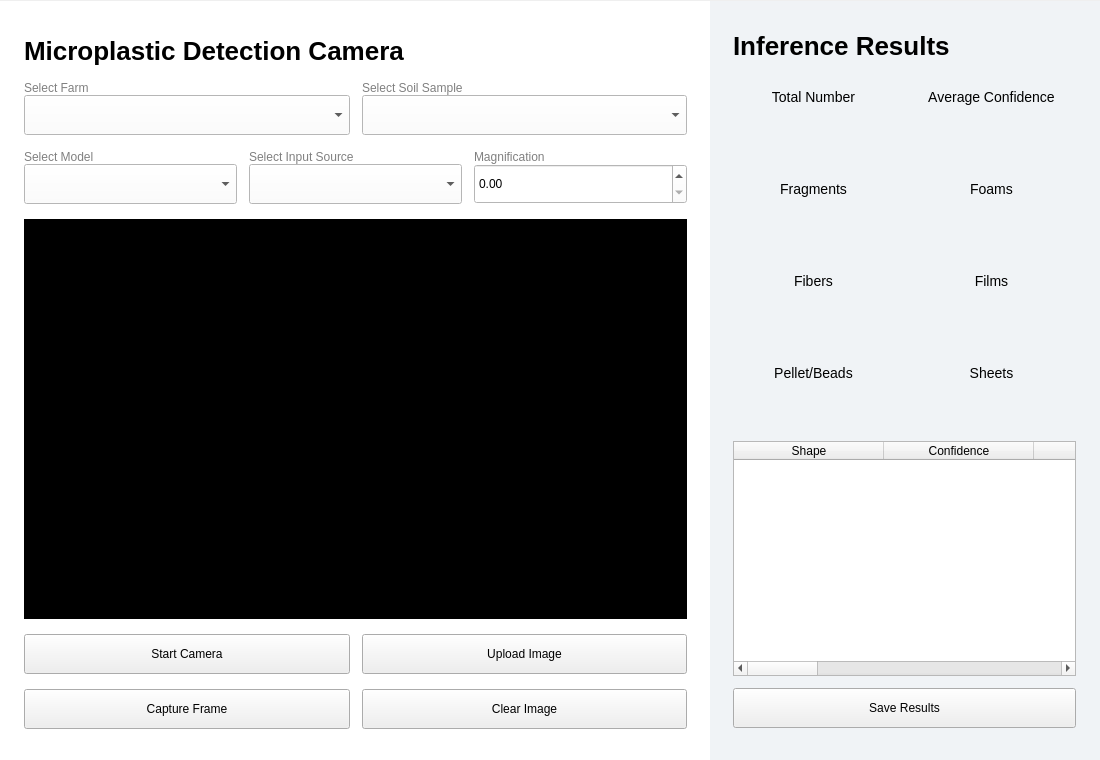
The window that mpcamera/layouts/cameraPage.ui (AkunoCode/MP-Camera) describes before a commit, drawn with Qt 5.
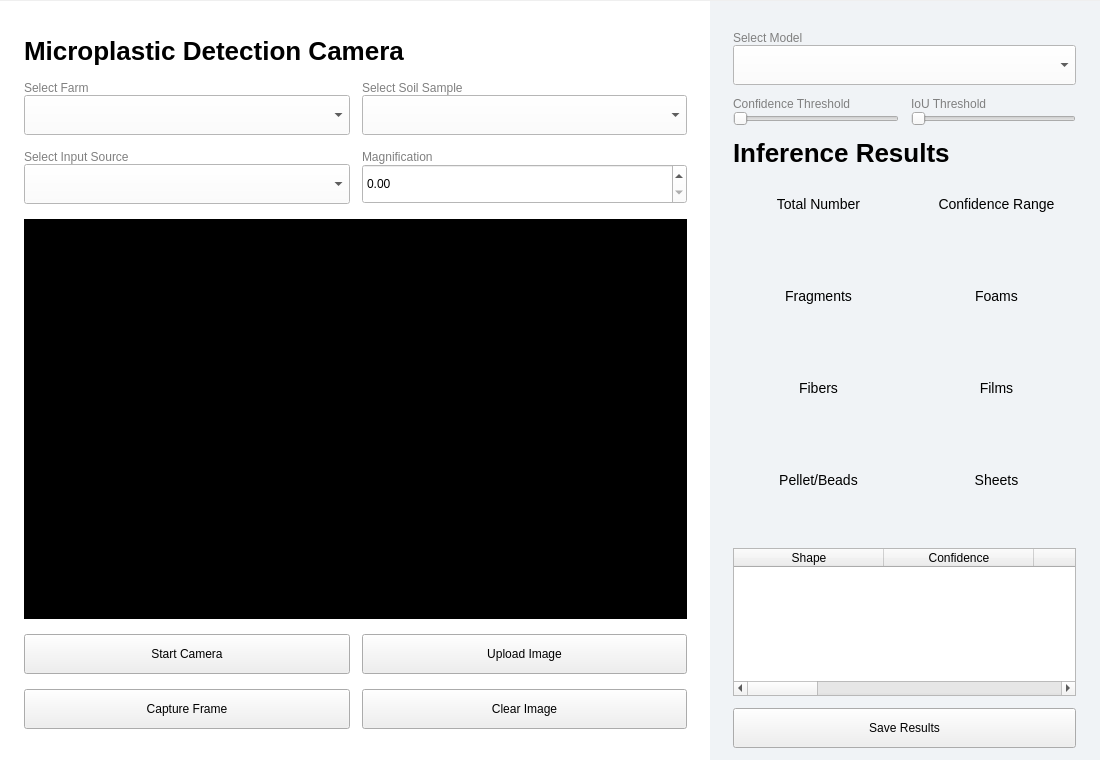
The same window after the commit. Icons and pictures are not drawn.

Commit message: feat: Refactor CameraPage layout to include model selection and confidence thresholds

The edit to the form file:
```diff
--- a/mpcamera/layouts/cameraPage.ui
+++ b/mpcamera/layouts/cameraPage.ui
@@ -348,50 +348,6 @@
          </item>
          <item>
           <layout class="QHBoxLayout" name="horizontalLayout_4">
-           <item>
-            <layout class="QVBoxLayout" name="model">
-             <property name="spacing">
-              <number>0</number>
-             </property>
-             <item>
-              <widget class="QLabel" name="label_5">
-               <property name="sizePolicy">
-                <sizepolicy hsizetype="Fixed" vsizetype="Fixed">
-                 <horstretch>0</horstretch>
-                 <verstretch>0</verstretch>
-                </sizepolicy>
-               </property>
-               <property name="styleSheet">
-                <string notr="true">QLabel {
-color:gray;
-}</string>
-               </property>
-               <property name="text">
-                <string>Select Model</string>
-               </property>
-              </widget>
-             </item>
-             <item>
-              <widget class="QComboBox" name="modelCombo">
-               <property name="minimumSize">
-                <size>
-                 <width>0</width>
-                 <height>40</height>
-                </size>
-               </property>
-               <property name="styleSheet">
-                <string notr="true">QComboBox{
-background-color:white;
-color:black;
-}</string>
-               </property>
-               <property name="frame">
-                <bool>true</bool>
-               </property>
-              </widget>
-             </item>
-            </layout>
-           </item>
            <item>
             <layout class="QVBoxLayout" name="verticalLayout_3">
              <property name="spacing">
@@ -608,7 +564,7 @@
           <x>-1</x>
           <y>-2</y>
           <width>391</width>
-          <height>761</height>
+          <height>781</height>
          </rect>
         </property>
         <layout class="QVBoxLayout" name="verticalLayout_17">
@@ -628,7 +584,128 @@
           <number>32</number>
          </property>
          <item>
-          <widget class="QLabel" name="label_7">
+          <layout class="QVBoxLayout" name="model">
+           <property name="spacing">
+            <number>0</number>
+           </property>
+           <item>
+            <widget class="QLabel" name="label_5">
+             <property name="sizePolicy">
+              <sizepolicy hsizetype="Fixed" vsizetype="Fixed">
+               <horstretch>0</horstretch>
+               <verstretch>0</verstretch>
+              </sizepolicy>
+             </property>
+             <property name="styleSheet">
+              <string notr="true">QLabel {
+color:gray;
+}</string>
+             </property>
+             <property name="text">
+              <string>Select Model</string>
+             </property>
+            </widget>
+           </item>
+           <item>
+            <widget class="QComboBox" name="modelCombo">
+             <property name="minimumSize">
+              <size>
+               <width>0</width>
+               <height>40</height>
+              </size>
+             </property>
+             <property name="styleSheet">
+              <string notr="true">QComboBox{
+background-color:white;
+color:black;
+}</string>
+             </property>
+             <property name="frame">
+              <bool>true</bool>
+             </property>
+            </widget>
+           </item>
+          </layout>
+         </item>
+         <item>
+          <layout class="QHBoxLayout" name="horizontalLayout">
+           <property name="spacing">
+            <number>12</number>
+           </property>
+           <property name="topMargin">
+            <number>0</number>
+           </property>
+           <property name="rightMargin">
+            <number>0</number>
+           </property>
+           <item>
+            <layout class="QVBoxLayout" name="model_2">
+             <property name="spacing">
+              <number>0</number>
+             </property>
+             <item>
+              <widget class="QLabel" name="label_7">
+               <property name="sizePolicy">
+                <sizepolicy hsizetype="Fixed" vsizetype="Fixed">
+                 <horstretch>0</horstretch>
+                 <verstretch>0</verstretch>
+                </sizepolicy>
+               </property>
+               <property name="styleSheet">
+                <string notr="true">QLabel {
+color:gray;
+}</string>
+               </property>
+               <property name="text">
+                <string>Confidence Threshold</string>
+               </property>
+              </widget>
+             </item>
+             <item>
+              <widget class="QSlider" name="confidenceSlider">
+               <property name="orientation">
+                <enum>Qt::Horizontal</enum>
+               </property>
+              </widget>
+             </item>
+            </layout>
+           </item>
+           <item>
+            <layout class="QVBoxLayout" name="model_3">
+             <property name="spacing">
+              <number>0</number>
+             </property>
+             <item>
+              <widget class="QLabel" name="label_11">
+               <property name="sizePolicy">
+                <sizepolicy hsizetype="Fixed" vsizetype="Fixed">
+                 <horstretch>0</horstretch>
+                 <verstretch>0</verstretch>
+                </sizepolicy>
+               </property>
+               <property name="styleSheet">
+                <string notr="true">QLabel {
+color:gray;
+}</string>
+               </property>
+               <property name="text">
+                <string>IoU Threshold</string>
+               </property>
+              </widget>
+             </item>
+             <item>
+              <widget class="QSlider" name="iouSlider">
+               <property name="orientation">
+                <enum>Qt::Horizontal</enum>
+               </property>
+              </widget>
+             </item>
+            </layout>
+           </item>
+          </layout>
+         </item>
+         <item>
+          <widget class="QLabel" name="label_9">
            <property name="sizePolicy">
             <sizepolicy hsizetype="Minimum" vsizetype="Fixed">
              <horstretch>0</horstretch>
@@ -674,7 +751,7 @@
                <rect>
                 <x>0</x>
                 <y>0</y>
-                <width>161</width>
+                <width>171</width>
                 <height>84</height>
                </rect>
               </property>
@@ -759,7 +836,7 @@
                <rect>
                 <x>0</x>
                 <y>0</y>
-                <width>161</width>
+                <width>171</width>
                 <height>84</height>
                </rect>
               </property>
@@ -785,7 +862,7 @@
 }</string>
                  </property>
                  <property name="text">
-                  <string>Average Confidence</string>
+                  <string>Confidence Range</string>
                  </property>
                  <property name="alignment">
                   <set>Qt::AlignCenter</set>
@@ -848,7 +925,7 @@
                <rect>
                 <x>0</x>
                 <y>0</y>
-                <width>161</width>
+                <width>171</width>
                 <height>84</height>
                </rect>
               </property>
@@ -933,7 +1010,7 @@
                <rect>
                 <x>0</x>
                 <y>0</y>
-                <width>161</width>
+                <width>171</width>
                 <height>84</height>
                </rect>
               </property>
@@ -1022,7 +1099,7 @@
                <rect>
                 <x>0</x>
                 <y>0</y>
-                <width>161</width>
+                <width>171</width>
                 <height>84</height>
                </rect>
               </property>
@@ -1107,7 +1184,7 @@
                <rect>
                 <x>0</x>
                 <y>0</y>
-                <width>161</width>
+                <width>171</width>
                 <height>84</height>
                </rect>
               </property>
@@ -1196,7 +1273,7 @@
                <rect>
                 <x>0</x>
                 <y>0</y>
-                <width>161</width>
+                <width>171</width>
                 <height>84</height>
                </rect>
               </property>
@@ -1281,7 +1358,7 @@
                <rect>
                 <x>0</x>
                 <y>0</y>
-                <width>161</width>
+                <width>171</width>
                 <height>84</height>
                </rect>
               </property>
```
